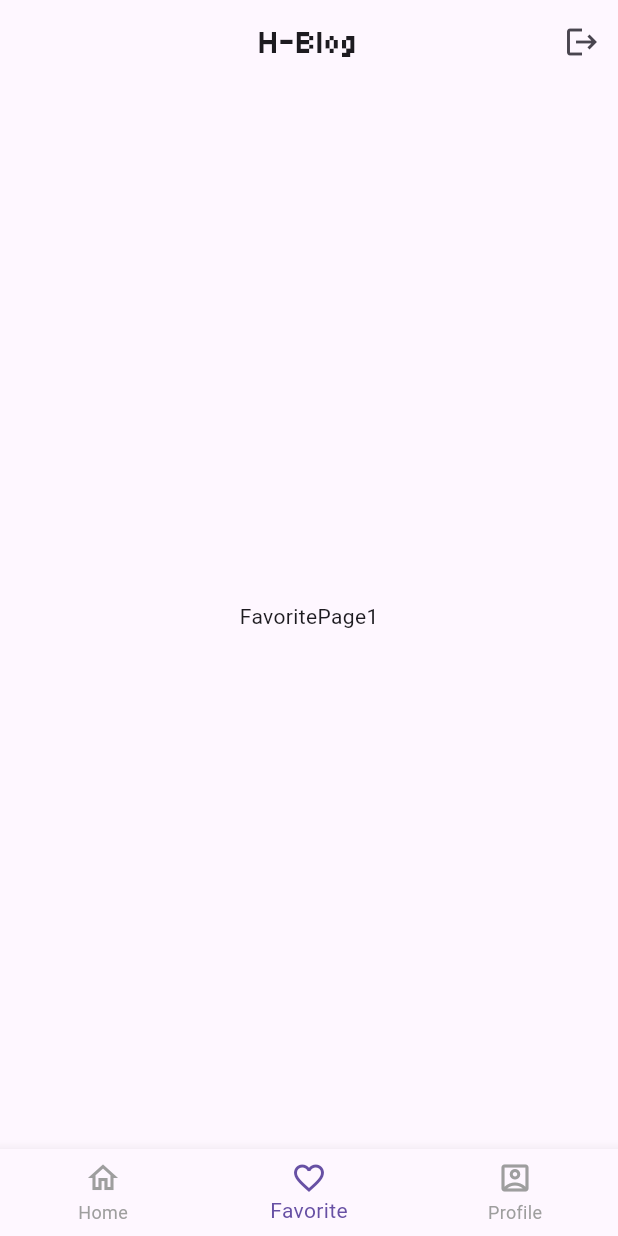
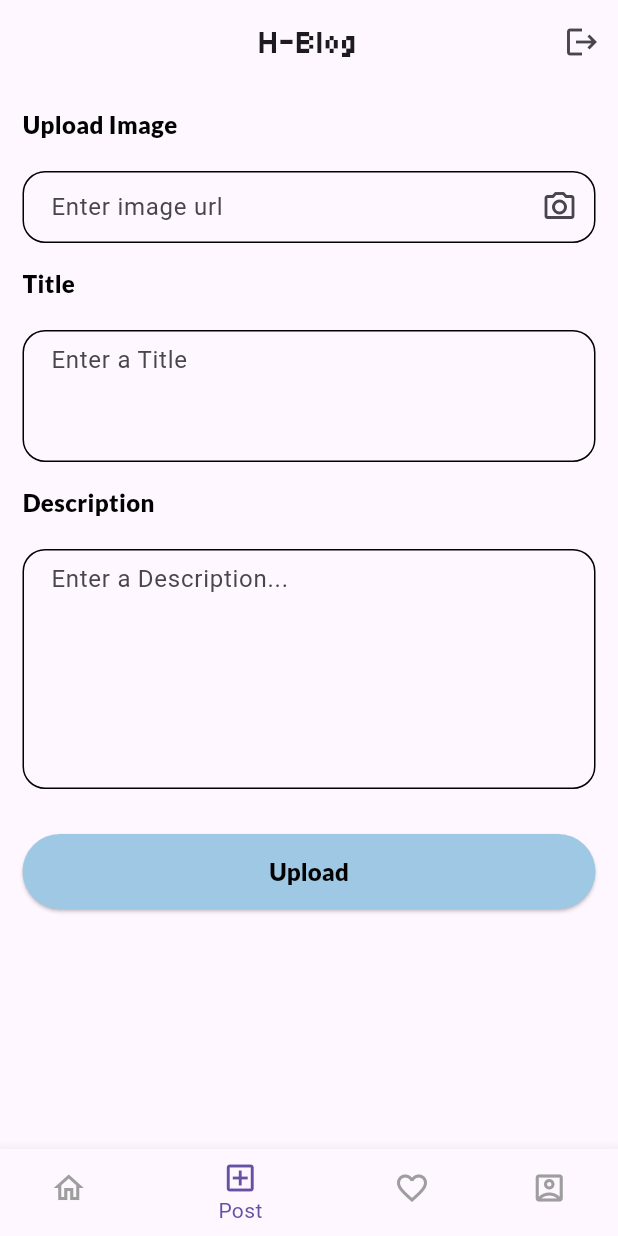
Before and after one commit to Maneek-afk/BlocExample, a Flutter app: the LandingPage screen opened directly, item 2 of the bottom bar chosen, on a phone screen of 412 x 824 dp. Run offline on Flutter 3.47's test engine with Material 3 defaults, Android fonts, the phone set to English and light mode, and no system bars; our stand-ins replace bloc, equatable, flutter_bloc, font_awesome_flutter, google_fonts, shared_preferences; accounts and stored records are empty; network calls fail.

Commit message:
blog post can be uploaded to databse now

```diff
--- a/lib/blocs/auth_bloc/auth_state.dart
+++ b/lib/blocs/auth_bloc/auth_state.dart
@@ -14,7 +14,7 @@ class AuthLoading extends AuthState {}
 class AuthSuccess extends AuthState {
   final String message;
 
-  AuthSuccess(this.message);
+  const AuthSuccess(this.message);
 
   @override
   List<Object> get props => [message];
--- /dev/null
+++ b/lib/blocs/postBlogBloc/post_blog_bloc.dart
@@ -0,0 +1,28 @@
+import 'package:bloc/bloc.dart';
+import 'package:equatable/equatable.dart';
+import 'package:weather_app/repositories/post_repositary.dart';
+
+part 'post_blog_event.dart';
+part 'post_blog_state.dart';
+
+class PostBlogBloc extends Bloc<PostBlogEvent, PostBlogState> {
+  final PostRepositary postRepositary;
+
+  PostBlogBloc({required this.postRepositary}) : super(const PostBlogState()) {
+    on<postUploadbtnPressed>(_postUpload); // Map event to handler
+  }
+
+  void _postUpload(postUploadbtnPressed event, Emitter<PostBlogState> emit) async {
+    emit(PostBlogLoading()); // Emit loading state before starting the post
+    try {
+      await postRepositary.postBlog(
+        title: event.title,
+        content: event.content,
+        imageUrl: event.imageUrl
+      );
+      emit(PostBlogSuccess("Post uploaded successfully"));
+    } catch (e) {
+      emit(PostBlogFailure("Failed to upload: ${e.toString()}"));
+    }
+  }
+}
--- /dev/null
+++ b/lib/blocs/postBlogBloc/post_blog_event.dart
@@ -0,0 +1,23 @@
+part of 'post_blog_bloc.dart';
+
+sealed class PostBlogEvent extends Equatable {
+  const PostBlogEvent();
+
+  @override
+  List<Object> get props => [];
+}
+
+class postUploadbtnPressed extends PostBlogEvent {
+  final String title;
+  final String content;
+  final String imageUrl;
+
+  const postUploadbtnPressed({
+    required this.title,
+    required this.content,
+    required this.imageUrl,
+  });
+
+  @override
+  List<Object> get props => [title, content, imageUrl];
+}
--- /dev/null
+++ b/lib/blocs/postBlogBloc/post_blog_state.dart
@@ -0,0 +1,30 @@
+part of 'post_blog_bloc.dart';
+
+class PostBlogState extends Equatable {
+  const PostBlogState();
+
+  @override
+  List<Object> get props => [];
+}
+
+class PostBlogInitial extends PostBlogState {}
+
+class PostBlogLoading extends PostBlogState {}
+
+class PostBlogSuccess extends PostBlogState {
+  final String message;
+
+  const PostBlogSuccess(this.message);
+
+  @override
+  List<Object> get props => [message];
+}
+
+class PostBlogFailure extends PostBlogState {
+  final String error;
+
+  const PostBlogFailure(this.error);
+
+  @override
+  List<Object> get props => [error];
+}
--- /dev/null
+++ b/lib/models/post.dart
@@ -0,0 +1,56 @@
+// ignore_for_file: public_member_api_docs, sort_constructors_first
+import 'dart:convert';
+
+class Post {
+  final String userId;
+  final String title;
+  final String content;
+  final String? image;
+  final List<String>? comments; // List of comment IDs
+  final DateTime? createdAt;
+  final DateTime? updatedAt;
+
+  Post({
+    required this.userId,
+    required this.title,
+    required this.content,
+    required this.image,
+    this.comments,
+    this.createdAt,
+    this.updatedAt,
+  });
+
+  Map<String, dynamic> toMap() {
+    return <String, dynamic>{
+      'userId': userId,
+      'title': title,
+      'content': content,
+      'image': image,
+      'comments': comments,
+      'createdAt': createdAt?.millisecondsSinceEpoch,
+      'updatedAt': updatedAt?.millisecondsSinceEpoch,
+    };
+  }
+
+  factory Post.fromMap(Map<String, dynamic> map) {
+    return Post(
+      userId: map['userId'] as String,
+      title: map['title'] as String,
+      content: map['content'] as String,
+      image: map['image'] != null ? map['image'] as String : null,
+      comments: map['comments'] != null
+          ? List<String>.from(map['comments'] as List)
+          : null,
+      createdAt: map['createdAt'] != null
+          ? DateTime.fromMillisecondsSinceEpoch(map['createdAt'] as int)
+          : null,
+      updatedAt: map['updatedAt'] != null
+          ? DateTime.fromMillisecondsSinceEpoch(map['updatedAt'] as int)
+          : null,
+    );
+  }
+
+  String toJson() => json.encode(toMap());
+
+  factory Post.fromJson(String source) => Post.fromMap(json.decode(source) as Map<String, dynamic>);
+}
--- /dev/null
+++ b/lib/repositories/post_repositary.dart
@@ -0,0 +1,48 @@
+import 'dart:convert';
+import 'package:http/http.dart' as http;
+import 'package:shared_preferences/shared_preferences.dart';
+import 'package:weather_app/models/post.dart';
+
+String uri = "http://10.0.2.2:3000";
+
+class PostRepositary {
+  Future<void> postBlog({
+    required String imageUrl,
+    required String title,
+    required String content,
+  }) async {
+    final prefs = await SharedPreferences.getInstance();
+    final userId = prefs.getString('id');
+
+    if (userId == null) {
+      throw Exception('User ID not found in shared preferences');
+    }
+
+    try {
+      Post post = Post(
+        userId: userId,
+        title: title,
+        content: content,
+        image: imageUrl,
+      );
+
+      final response = await http.post(
+        Uri.parse("$uri/api/post"),
+        body: jsonEncode(post.toMap()),
+        headers: {
+          'Content-Type': 'application/json; charset=UTF-8',
+        },
+      );
+
+      if (response.statusCode == 201) {
+        print('Post created successfully');
+      } else {
+        print('Failed to create post: ${response.body}');
+        throw Exception('Failed to create post: ${response.body}');
+      }
+    } catch (error) {
+      print('Error occurred: ${error.toString()}');
+      throw Exception('Error occurred: ${error.toString()}');
+    }
+  }
+}
--- /dev/null
+++ b/lib/views/ScreenViews/addPost_page.dart
@@ -0,0 +1,230 @@
+import 'package:flutter/material.dart';
+import 'package:flutter_bloc/flutter_bloc.dart';
+import 'package:google_fonts/google_fonts.dart';
+import 'package:weather_app/blocs/postBlogBloc/post_blog_bloc.dart';
+import 'package:weather_app/views/ScreenViews/home_page.dart';
+import 'package:weather_app/widgets/custom_button.dart';
+
+class AddpostPage extends StatefulWidget {
+  AddpostPage({super.key});
+
+  @override
+  State<AddpostPage> createState() => _AddpostPageState();
+}
+
+class _AddpostPageState extends State<AddpostPage> {
+  bool _isLoading = false;
+
+  final TextEditingController _imageController = TextEditingController();
+  final TextEditingController _titleController = TextEditingController();
+  final TextEditingController _contentController = TextEditingController();
+
+  @override
+  void dispose() {
+    _imageController.dispose();
+    _titleController.dispose();
+    _contentController.dispose();
+    super.dispose();
+  }
+
+  @override
+  Widget build(BuildContext context) {
+    double height = MediaQuery.of(context).size.height;
+    double width = MediaQuery.of(context).size.width;
+
+    return Scaffold(
+      body: BlocListener<PostBlogBloc, PostBlogState>(
+        listener: (context, state) {
+          if (state is PostBlogLoading) {
+            setState(() {
+              _isLoading = true;
+            });
+          } else if (state is PostBlogSuccess) {
+            setState(() {
+              _isLoading = false;
+            });
+            Navigator.pushReplacement(
+              context,
+              MaterialPageRoute(builder: (context) => HomePage()),
+            );
+          } else if (state is PostBlogFailure) {
+            setState(() {
+              _isLoading = false;
+            });
+            ScaffoldMessenger.of(context).showSnackBar(
+              SnackBar(content: Text(state.error)),
+            );
+          }
+        },
+        child: SingleChildScrollView(
+          child: Padding(
+            padding: const EdgeInsets.symmetric(horizontal: 15),
+            child: Column(
+              crossAxisAlignment: CrossAxisAlignment.start,
+              children: [
+                const SizedBox(height: 15,),
+                Text(
+                  "Upload Image",
+                  style: GoogleFonts.lato(
+                    fontWeight: FontWeight.w800,
+                    fontSize: 16,
+                    color: const Color.fromARGB(255, 2, 2, 2),
+                  ),
+                ),
+                const SizedBox(height: 20,),
+                TextFormField(
+                  controller: _imageController,
+                  decoration: InputDecoration(
+                    contentPadding: const EdgeInsets.only(top: 12, left: 15),
+                    constraints: BoxConstraints(
+                      maxHeight: height,
+                      maxWidth: width
+                    ),
+                    filled: false,
+                    hintText: "Enter image url",
+                    suffixIcon: const Icon(Icons.camera_alt_outlined),
+                    border: OutlineInputBorder(
+                      borderRadius: BorderRadius.circular(15),
+                      borderSide: const BorderSide(
+                        color: Colors.black,
+                        width: 1
+                      )
+                    ),
+                    focusedBorder: OutlineInputBorder(
+                      borderRadius: BorderRadius.circular(15),
+                      borderSide: const BorderSide(
+                        color: Colors.black,
+                        width: 1
+                      )
+                    ),
+                    enabledBorder: OutlineInputBorder(
+                      borderRadius: BorderRadius.circular(15),
+                      borderSide: const BorderSide(
+                        color: Colors.black,
+                        width: 1
+                      )
+                    ),
+                  ),
+                ),
+                const SizedBox(height: 15,),
+                Text(
+                  "Title",
+                  style: GoogleFonts.lato(
+                    fontWeight: FontWeight.w800,
+                    fontSize: 16,
+                    color: const Color.fromARGB(255, 2, 2, 2),
+                  ),
+                ),
+                const SizedBox(height: 20,),
+                TextFormField(
+                  controller: _titleController,
+                  keyboardType: TextInputType.multiline,
+                  maxLines: 3,
+                  decoration: InputDecoration(
+                    contentPadding: const EdgeInsets.only(top: 16, left: 15),
+                    constraints: BoxConstraints(
+                      maxHeight: height,
+                      maxWidth: width
+                    ),
+                    filled: false,
+                    hintText: "Enter a Title",
+                    border: OutlineInputBorder(
+                      borderRadius: BorderRadius.circular(15),
+                      borderSide: const BorderSide(
+                        color: Colors.black,
+                        width: 1
+                      )
+                    ),
+                    focusedBorder: OutlineInputBorder(
+                      borderRadius: BorderRadius.circular(15),
+                      borderSide: const BorderSide(
+                        color: Colors.black,
+                        width: 1
+                      )
+                    ),
+                    enabledBorder: OutlineInputBorder(
+                      borderRadius: BorderRadius.circular(15),
+                      borderSide: const BorderSide(
+                        color: Colors.black,
+                        width: 1
+                      )
+                    ),
+                  ),
+                ),
+                const SizedBox(height: 15,),
+                Text(
+                  "Description",
+                  style: GoogleFonts.lato(
+                    fontWeight: FontWeight.w800,
+                    fontSize: 16,
+                    color: const Color.fromARGB(255, 2, 2, 2),
+                  ),
+                ),
+                const SizedBox(height: 20,),
+                TextFormField(
+                  controller: _contentController,
+                  keyboardType: TextInputType.multiline,
+                  maxLines: 6,
+                  decoration: InputDecoration(
+                    contentPadding: const EdgeInsets.only(top: 16, left: 15),
+                    constraints: BoxConstraints(
+                      maxHeight: height,
+                      maxWidth: width
+                    ),
+                    filled: false,
+                    hintText: "Enter a Description...",
+                    border: OutlineInputBorder(
+                      borderRadius: BorderRadius.circular(15),
+                      borderSide: const BorderSide(
+                        color: Colors.black,
+                        width: 1
+                      )
+                    ),
+                    focusedBorder: OutlineInputBorder(
+                      borderRadius: BorderRadius.circular(15),
+                      borderSide: const BorderSide(
+                        color: Colors.black,
+                        width: 1
+                      )
+                    ),
+                    enabledBorder: OutlineInputBorder(
+                      borderRadius: BorderRadius.circular(15),
+                      borderSide: const BorderSide(
+                        color: Colors.black,
+                        width: 1
+                      )
+                    ),
+                  ),
+                ),
+                SizedBox(height: 30,),
+                _isLoading
+                    ? Center(child: CircularProgressIndicator())
+                    : ElevatedButton(
+                        onPressed: () {
+                          BlocProvider.of<PostBlogBloc>(context).add(postUploadbtnPressed(
+                            title: _titleController.text,
+                            content: _contentController.text,
+                            imageUrl: _imageController.text
+                          ));
+                        },
+                        style: ElevatedButton.styleFrom(
+                          minimumSize: const Size(double.infinity, 50),
+                          backgroundColor: const Color.fromARGB(255, 158, 200, 228),
+                        ),
+                        child: Text(
+                          "Upload",
+                          style: GoogleFonts.lato(
+                            fontWeight: FontWeight.w800,
+                            fontSize: 16,
+                            color: const Color.fromARGB(255, 2, 2, 2),
+                          ),
+                        ),
+                      ),
+              ],
+            ),
+          ),
+        ),
+      ),
+    );
+  }
+}
--- a/lib/views/landing_page.dart
+++ b/lib/views/landing_page.dart
@@ -3,6 +3,7 @@ import 'package:flutter_bloc/flutter_bloc.dart';
 import 'package:weather_app/blocs/auth_bloc/auth_bloc.dart';
 import 'package:weather_app/blocs/landingPageBloc/landing_page_bloc.dart';
 import 'package:weather_app/views/AuthViews/signin_page.dart';
+import 'package:weather_app/views/ScreenViews/addPost_page.dart';
 import 'package:weather_app/views/ScreenViews/favorite_page.dart';
 import 'package:weather_app/views/ScreenViews/home_page.dart';
 import 'package:weather_app/views/ScreenViews/profile_page.dart';
@@ -11,6 +12,11 @@ List<BottomNavigationBarItem> bottomNavItems= <BottomNavigationBarItem>[
   const BottomNavigationBarItem(
     icon: Icon(Icons.home_outlined),
     label: "Home"
+    ),
+
+  const BottomNavigationBarItem(
+    icon: Icon(Icons.add_box_outlined),
+    label: "Post"
     ),
 
   const BottomNavigationBarItem(
@@ -24,13 +30,16 @@ List<BottomNavigationBarItem> bottomNavItems= <BottomNavigationBarItem>[
     ),
 ];
 
-const List<Widget> bottomNavScreen=<Widget>[
-  HomePage(),
-  FavoritePage(),
-  ProfilePage(),
+ List<Widget> bottomNavScreen=<Widget>[
+  const HomePage(),
+  AddpostPage(),
+  const FavoritePage(),
+  const ProfilePage(),
 ];
 
 class LandingPage extends StatelessWidget {
+  const LandingPage({super.key});
+
   @override
   Widget build(BuildContext context) {
     return BlocConsumer<LandingPageBloc, LandingPageState>(
--- a/pubspec.yaml
+++ b/pubspec.yaml
@@ -43,6 +43,7 @@ dependencies:
   http: ^1.2.2
   shared_preferences: ^2.2.3
   google_fonts: ^6.2.1
+  font_awesome_flutter: ^10.7.0
 
 dev_dependencies:
   flutter_test:
```
Also changed, not shown: lib/main.dart (+13 -23 lines), lib/models/comments.dart (added, +38 -0 lines), lib/views/ScreenViews/home_page.dart (+27 -4 lines), lib/widgets/auth_decider.dart (added, +27 -0 lines), lib/widgets/blog_post.dart (+136 -14 lines), pubspec.lock, 1 other file.
